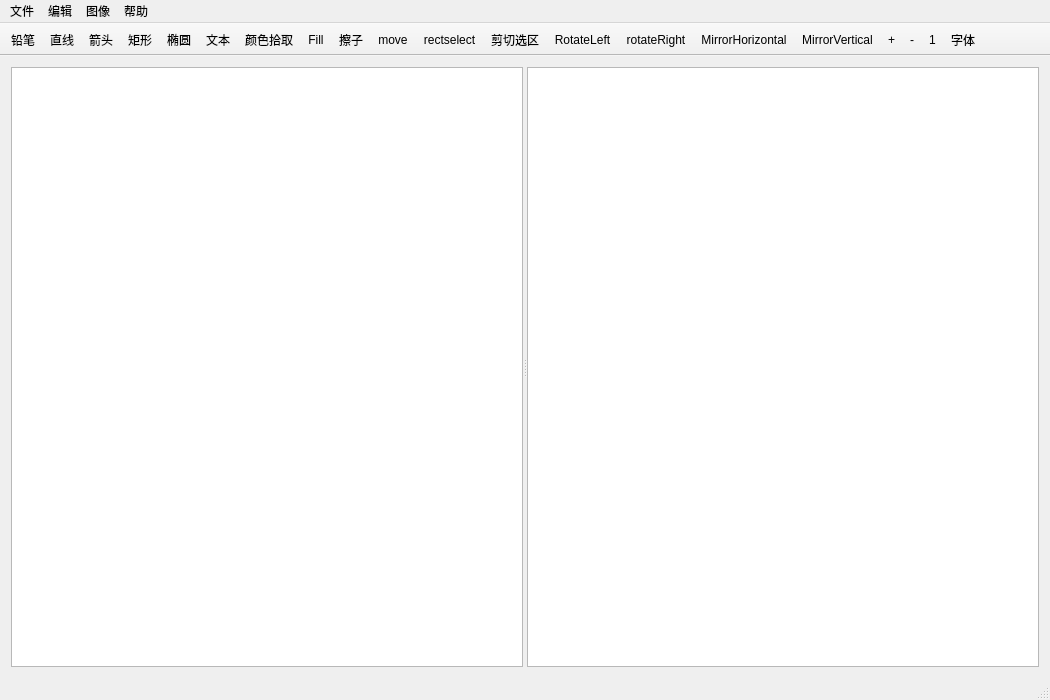
The window that mainwindow.ui (sonichy/HTYPaint2) describes before a commit, drawn with Qt 5.
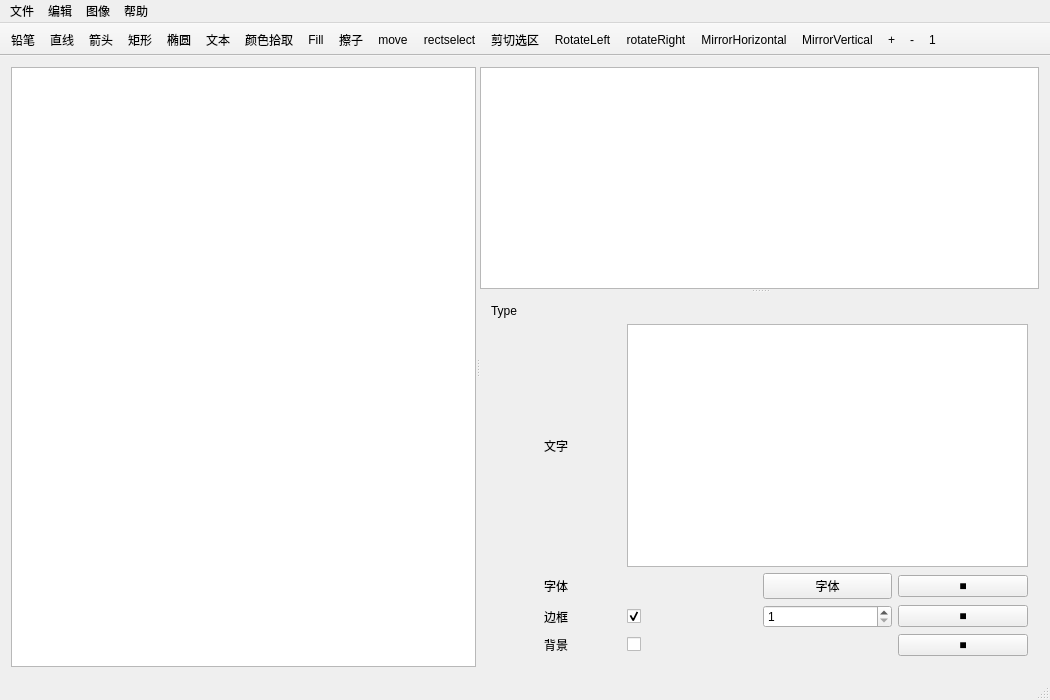
The same window after the commit. Icons and pictures are not drawn.

Commit message: 文字、笔、刷工具移到右下

```diff
--- a/mainwindow.ui
+++ b/mainwindow.ui
@@ -32,7 +32,132 @@
         <set>QPainter::Antialiasing|QPainter::HighQualityAntialiasing|QPainter::SmoothPixmapTransform|QPainter::TextAntialiasing</set>
        </property>
       </widget>
-      <widget class="QListWidget" name="listWidget"/>
+      <widget class="QSplitter" name="splitter1">
+       <property name="orientation">
+        <enum>Qt::Vertical</enum>
+       </property>
+       <widget class="QListWidget" name="listWidget">
+        <property name="contextMenuPolicy">
+         <enum>Qt::CustomContextMenu</enum>
+        </property>
+       </widget>
+       <widget class="QWidget" name="gridLayoutWidget">
+        <layout class="QGridLayout" name="gridLayout" columnstretch="0,0,0,0">
+         <property name="sizeConstraint">
+          <enum>QLayout::SetDefaultConstraint</enum>
+         </property>
+         <item row="3" column="1">
+          <widget class="QCheckBox" name="checkBox_pen">
+           <property name="text">
+            <string/>
+           </property>
+           <property name="checked">
+            <bool>true</bool>
+           </property>
+          </widget>
+         </item>
+         <item row="1" column="0">
+          <widget class="QLabel" name="label">
+           <property name="text">
+            <string>文字</string>
+           </property>
+           <property name="alignment">
+            <set>Qt::AlignCenter</set>
+           </property>
+          </widget>
+         </item>
+         <item row="3" column="0">
+          <widget class="QLabel" name="label_4">
+           <property name="text">
+            <string>边框</string>
+           </property>
+           <property name="alignment">
+            <set>Qt::AlignCenter</set>
+           </property>
+          </widget>
+         </item>
+         <item row="4" column="0">
+          <widget class="QLabel" name="label_5">
+           <property name="text">
+            <string>背景</string>
+           </property>
+           <property name="alignment">
+            <set>Qt::AlignCenter</set>
+           </property>
+          </widget>
+         </item>
+         <item row="2" column="3">
+          <widget class="QPushButton" name="pushButton_text_color">
+           <property name="autoFillBackground">
+            <bool>false</bool>
+           </property>
+           <property name="text">
+            <string>■</string>
+           </property>
+          </widget>
+         </item>
+         <item row="4" column="1">
+          <widget class="QCheckBox" name="checkBox_brush">
+           <property name="text">
+            <string/>
+           </property>
+          </widget>
+         </item>
+         <item row="3" column="3">
+          <widget class="QPushButton" name="pushButton_pen_color">
+           <property name="text">
+            <string>■</string>
+           </property>
+          </widget>
+         </item>
+         <item row="1" column="1" colspan="3">
+          <widget class="QTextEdit" name="textEdit">
+           <property name="placeholderText">
+            <string/>
+           </property>
+          </widget>
+         </item>
+         <item row="2" column="0">
+          <widget class="QLabel" name="label_2">
+           <property name="text">
+            <string>字体</string>
+           </property>
+           <property name="alignment">
+            <set>Qt::AlignCenter</set>
+           </property>
+          </widget>
+         </item>
+         <item row="4" column="3">
+          <widget class="QPushButton" name="pushButton_brush_color">
+           <property name="text">
+            <string>■</string>
+           </property>
+          </widget>
+         </item>
+         <item row="3" column="2">
+          <widget class="QSpinBox" name="spinBox_pen_width">
+           <property name="minimum">
+            <number>1</number>
+           </property>
+          </widget>
+         </item>
+         <item row="0" column="0" colspan="4">
+          <widget class="QLabel" name="label_type">
+           <property name="text">
+            <string>Type</string>
+           </property>
+          </widget>
+         </item>
+         <item row="2" column="2">
+          <widget class="QPushButton" name="pushButton_text_font">
+           <property name="text">
+            <string>字体</string>
+           </property>
+          </widget>
+         </item>
+        </layout>
+       </widget>
+      </widget>
      </widget>
     </item>
    </layout>
@@ -130,7 +255,6 @@
    <addaction name="actionZoomin"/>
    <addaction name="actionZoomout"/>
    <addaction name="actionZoom1"/>
-   <addaction name="actionFont"/>
   </widget>
   <widget class="QStatusBar" name="statusBar"/>
   <action name="action_open">
@@ -508,14 +632,6 @@
     </font>
    </property>
   </action>
-  <action name="actionFont">
-   <property name="text">
-    <string>字体</string>
-   </property>
-   <property name="toolTip">
-    <string>字体</string>
-   </property>
-  </action>
   <action name="actionCutSelect">
    <property name="icon">
     <iconset resource="res.qrc">
```
Left out of the diff: 22 changed lines with no effect on the pictures. The commit also changes 7 other files.
